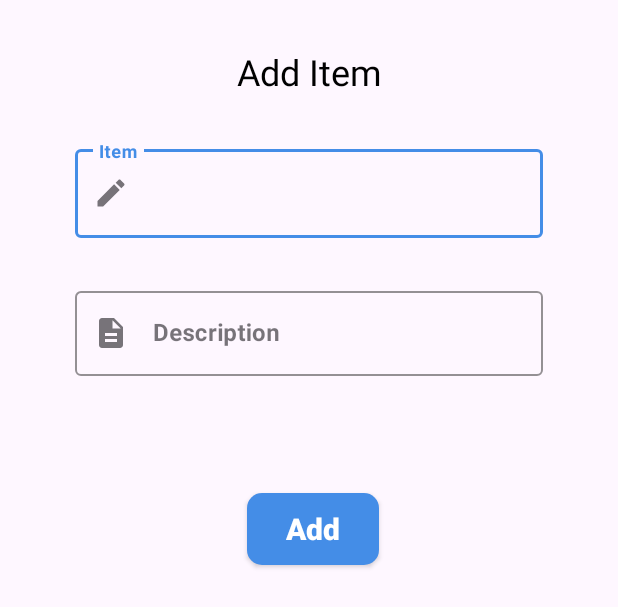
After one commit to priyalrdesai99/geo_reminder, an Android app: the layout custom_dialog.xml on its own in the app's theme, with its tools: preview values and no code run, on a phone screen of 412 x 824 dp. The commit adds this screen. Shown: the top 607 px of the screen. Run offline under Robolectric (Android 15) with nearby library versions, the phone set to English and light mode, and no system bars.

Commit message:
Add Reminder Custom Dialog

```diff
--- /dev/null
+++ b/app/src/main/res/drawable/baseline_description_24.xml
@@ -0,0 +1,5 @@
+<vector android:height="24dp" android:tint="#000000"
+    android:viewportHeight="24" android:viewportWidth="24"
+    android:width="24dp" xmlns:android="http://schemas.android.com/apk/res/android">
+    <path android:fillColor="@android:color/white" android:pathData="M14,2L6,2c-1.1,0 -1.99,0.9 -1.99,2L4,20c0,1.1 0.89,2 1.99,2L18,22c1.1,0 2,-0.9 2,-2L20,8l-6,-6zM16,18L8,18v-2h8v2zM16,14L8,14v-2h8v2zM13,9L13,3.5L18.5,9L13,9z"/>
+</vector>
--- /dev/null
+++ b/app/src/main/res/drawable/baseline_edit_24.xml
@@ -0,0 +1,5 @@
+<vector android:height="24dp" android:tint="#000000"
+    android:viewportHeight="24" android:viewportWidth="24"
+    android:width="24dp" xmlns:android="http://schemas.android.com/apk/res/android">
+    <path android:fillColor="@android:color/white" android:pathData="M3,17.25V21h3.75L17.81,9.94l-3.75,-3.75L3,17.25zM20.71,7.04c0.39,-0.39 0.39,-1.02 0,-1.41l-2.34,-2.34c-0.39,-0.39 -1.02,-0.39 -1.41,0l-1.83,1.83 3.75,3.75 1.83,-1.83z"/>
+</vector>
--- /dev/null
+++ b/app/src/main/res/layout/custom_dialog.xml
@@ -0,0 +1,89 @@
+<?xml version="1.0" encoding="utf-8"?>
+<androidx.constraintlayout.widget.ConstraintLayout xmlns:android="http://schemas.android.com/apk/res/android"
+    xmlns:app="http://schemas.android.com/apk/res-auto"
+    android:layout_width="match_parent"
+    android:layout_height="match_parent">
+
+    <androidx.appcompat.widget.AppCompatTextView
+        android:id="@+id/appCompatTextView"
+        android:layout_width="wrap_content"
+        android:layout_height="wrap_content"
+        android:text="@string/Add_Item"
+        android:textColor="#000000"
+        android:textSize="24sp"
+        app:layout_constraintBottom_toBottomOf="parent"
+        app:layout_constraintEnd_toEndOf="parent"
+        app:layout_constraintStart_toStartOf="parent"
+        app:layout_constraintTop_toTopOf="parent"
+        app:layout_constraintVertical_bias="0.04" />
+
+    <com.google.android.material.textfield.TextInputLayout
+        android:id="@+id/textInputLayout"
+        style="@style/Widget.MaterialComponents.TextInputLayout.OutlinedBox"
+        android:layout_width="match_parent"
+        android:layout_height="wrap_content"
+        android:layout_marginHorizontal="50dp"
+        android:layout_marginTop="30dp"
+        app:boxStrokeColor="@color/dark"
+        app:hintTextColor="@color/dark"
+        app:startIconDrawable="@drawable/baseline_edit_24"
+        app:layout_constraintEnd_toEndOf="parent"
+        app:layout_constraintStart_toStartOf="parent"
+        app:layout_constraintTop_toBottomOf="@+id/appCompatTextView">
+
+        <com.google.android.material.textfield.TextInputEditText
+            android:id="@+id/edt_item"
+            android:layout_width="match_parent"
+            android:layout_height="wrap_content"
+            android:hint="@string/Item"
+            android:inputType="textEmailAddress"
+            android:textColor="@color/black"
+            android:textSize="18sp"
+            android:textStyle="bold" />
+    </com.google.android.material.textfield.TextInputLayout>
+
+    <com.google.android.material.textfield.TextInputLayout
+        android:id="@+id/textInputLayout2"
+        style="@style/Widget.MaterialComponents.TextInputLayout.OutlinedBox"
+        android:layout_width="match_parent"
+        android:layout_height="wrap_content"
+        android:layout_marginHorizontal="50dp"
+        android:layout_marginTop="30dp"
+        app:boxStrokeColor="@color/dark"
+        app:hintTextColor="@color/dark"
+        app:startIconDrawable="@drawable/baseline_description_24"
+        app:layout_constraintEnd_toEndOf="parent"
+        app:layout_constraintStart_toStartOf="parent"
+        app:layout_constraintTop_toBottomOf="@+id/textInputLayout" >
+
+        <androidx.appcompat.widget.AppCompatEditText
+            android:id="@+id/edt_desc"
+            android:layout_width="match_parent"
+            android:layout_height="wrap_content"
+            android:hint="@string/Description"
+            android:inputType="text"
+            android:textColor="@color/black"
+            android:textStyle="bold" />
+    </com.google.android.material.textfield.TextInputLayout>
+
+    <androidx.appcompat.widget.AppCompatButton
+        android:id="@+id/add_btn"
+        android:layout_width="wrap_content"
+        android:layout_height="48dp"
+        android:layout_centerHorizontal="true"
+        android:layout_marginHorizontal="50dp"
+        android:background="@drawable/btn_shape"
+        android:imeOptions="actionDone"
+        android:text="Add"
+        android:textAllCaps="false"
+        android:textColor="@color/white"
+        android:textSize="20sp"
+        android:textStyle="bold"
+        app:layout_constraintBottom_toBottomOf="parent"
+        app:layout_constraintEnd_toEndOf="parent"
+        app:layout_constraintHorizontal_bias="0.513"
+        app:layout_constraintStart_toStartOf="parent"
+        app:layout_constraintTop_toBottomOf="@+id/textInputLayout2"
+        app:layout_constraintVertical_bias="0.148" />
+
+</androidx.constraintlayout.widget.ConstraintLayout>
--- a/app/src/main/res/values/strings.xml
+++ b/app/src/main/res/values/strings.xml
@@ -45,4 +45,8 @@
     <string name="notification">Notification</string>
     <string name="start">Start</string>
     <string name="logout">Logout</string>
+    <string name="Add_Reminder">Add Reminder</string>
+    <string name="Add_Item">Add Item</string>
+    <string name="Item">Item</string>
+    <string name="Description">Description</string>
 </resources>
```
Also changed, not shown: app/src/main/java/com/example/geo_reminder/DashboardActivity.java (added, +55 -0 lines), app/src/main/res/layout/activity_dashboard.xml (added, +27 -0 lines).
